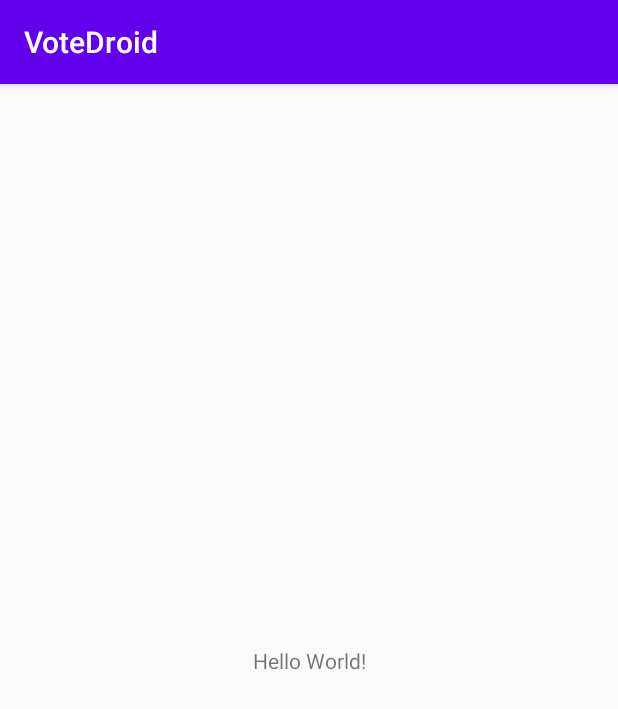
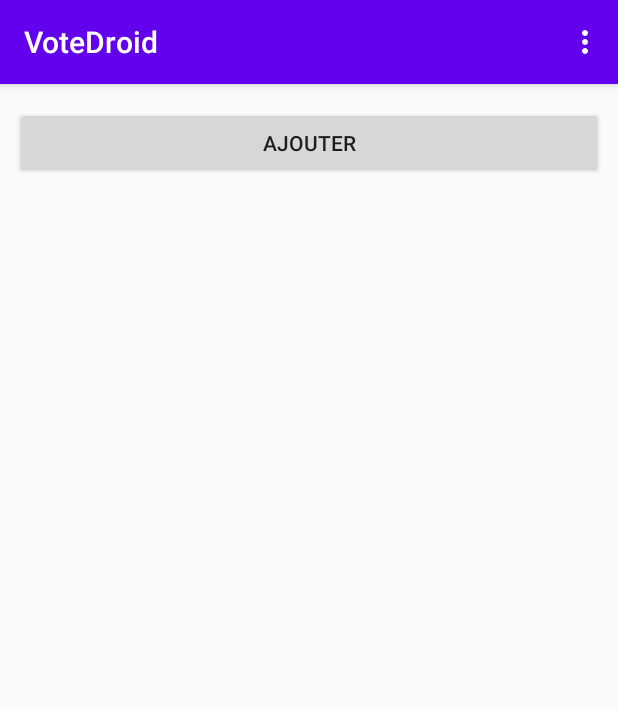
Before and after one commit to CrowTheFallen/A20-4203N5-VotoDroid-Blanchette, an Android app: the screen it shows after launch (MainActivity), on a phone screen of 412 x 824 dp. Shown: the top 709 px of the screen. Run offline under Robolectric (Android 15) with nearby library versions, the phone set to English and light mode, and no system bars.

Commit message:
PROGRES Ajout d'un menu dans MainActivity
Ajout d'une liste contenant l'option de supprimer une question et une pour un vote (Ne fonctionnant pas).

```diff
--- a/app/src/main/AndroidManifest.xml
+++ b/app/src/main/AndroidManifest.xml
@@ -9,7 +9,7 @@
         android:roundIcon="@mipmap/ic_launcher_round"
         android:supportsRtl="true"
         android:theme="@style/AppTheme">
-        <activity android:name=".MainActivity">
+        <activity android:name=".service.MainActivity">
             <intent-filter>
                 <action android:name="android.intent.action.MAIN" />
 
--- a/app/src/main/java/com/example/votedroid/MainActivity.java
+++ /dev/null
@@ -1,14 +0,0 @@
-package com.example.votedroid;
-
-import androidx.appcompat.app.AppCompatActivity;
-
-import android.os.Bundle;
-
-public class MainActivity extends AppCompatActivity {
-
-    @Override
-    protected void onCreate(Bundle savedInstanceState) {
-        super.onCreate(savedInstanceState);
-        setContentView(R.layout.activity_main);
-    }
-}
--- /dev/null
+++ b/app/src/main/java/com/example/votedroid/service/MainActivity.java
@@ -0,0 +1,40 @@
+package com.example.votedroid.service;
+
+import androidx.appcompat.app.AppCompatActivity;
+
+import android.os.Bundle;
+import android.view.Menu;
+import android.view.MenuItem;
+import android.widget.Toast;
+
+import com.example.votedroid.R;
+
+public class MainActivity extends AppCompatActivity {
+
+    @Override
+    protected void onCreate(Bundle savedInstanceState) {
+        super.onCreate(savedInstanceState);
+        setContentView(R.layout.activity_main);
+    }
+
+    @Override
+    public boolean onCreateOptionsMenu(Menu menu) {
+        // Inflate the menu; this adds items to the action bar if it is present.
+        getMenuInflater().inflate(R.menu.menu_menu, menu);
+        return true;
+    }
+
+    @Override
+    public boolean onOptionsItemSelected(MenuItem item) {
+        int id = item.getItemId();
+        if (id == R.id.Supprime_votes) {
+
+            return true;
+        }
+        if (id == R.id.Supprime_Question) {
+
+            return true;
+        }
+        return super.onOptionsItemSelected(item);
+    }
+}
--- a/app/src/main/res/layout/activity_main.xml
+++ b/app/src/main/res/layout/activity_main.xml
@@ -1,18 +1,20 @@
 <?xml version="1.0" encoding="utf-8"?>
-<androidx.constraintlayout.widget.ConstraintLayout xmlns:android="http://schemas.android.com/apk/res/android"
+<LinearLayout xmlns:android="http://schemas.android.com/apk/res/android"
     xmlns:app="http://schemas.android.com/apk/res-auto"
     xmlns:tools="http://schemas.android.com/tools"
     android:layout_width="match_parent"
     android:layout_height="match_parent"
-    tools:context=".MainActivity">
+    tools:context=".service.MainActivity">
 
-    <TextView
-        android:layout_width="wrap_content"
+
+    <Button
+        android:id="@+id/buttonAjouterMain"
+        android:layout_width="match_parent"
         android:layout_height="wrap_content"
-        android:text="Hello World!"
-        app:layout_constraintBottom_toBottomOf="parent"
-        app:layout_constraintLeft_toLeftOf="parent"
-        app:layout_constraintRight_toRightOf="parent"
-        app:layout_constraintTop_toTopOf="parent" />
+        android:layout_marginTop="15dp"
+        android:layout_marginRight="10dp"
+        android:layout_marginLeft="10dp"
+        android:layout_weight="1"
+        android:text="@string/AJOUTER" />
 
-</androidx.constraintlayout.widget.ConstraintLayout>
+</LinearLayout>
--- /dev/null
+++ b/app/src/main/res/menu/menu_menu.xml
@@ -0,0 +1,11 @@
+<menu xmlns:android="http://schemas.android.com/apk/res/android"
+    xmlns:app="http://schemas.android.com/apk/res-auto"
+    xmlns:tools="http://schemas.android.com/tools" tools:context=".MenuActivity">
+    <item android:id="@+id/Supprime_votes" android:title="@string/Supvotes"
+        android:orderInCategory="100" app:showAsAction="never" />
+
+    <item android:id="@+id/Supprime_Question" android:title="@string/SupQuestion"
+        android:orderInCategory="100" app:showAsAction="never" />
+
+
+</menu>
--- a/app/src/main/res/values/strings.xml
+++ b/app/src/main/res/values/strings.xml
@@ -1,3 +1,7 @@
 <resources>
     <string name="app_name">VoteDroid</string>
+
+    <string name="AJOUTER">AJOUTER</string>
+    <string name="Supvotes">Supprime les votes</string>
+    <string name="SupQuestion">Supprime les questions</string>
 </resources>
```
